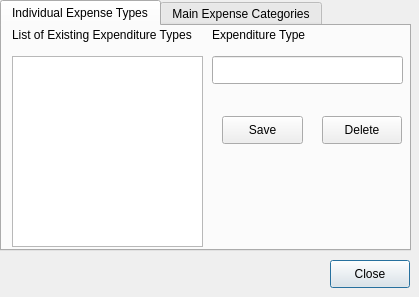
Qt form open-ihm/gui/designs/ui_expendituretypes.ui (snim2mirror/openihm) before a commit.
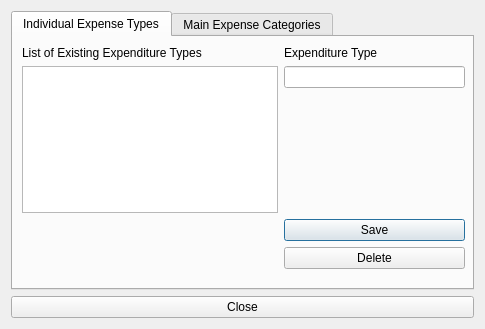
The same form after that commit. The open tabs and pages were chosen to show the change.

Commit message: Refactoring: common mdiClose() method moved into a mixin.

The edit to the form file:
```diff
--- a/open-ihm/gui/designs/ui_expendituretypes.ui
+++ b/open-ihm/gui/designs/ui_expendituretypes.ui
@@ -6,8 +6,8 @@
    <rect>
     <x>0</x>
     <y>0</y>
-    <width>419</width>
-    <height>297</height>
+    <width>485</width>
+    <height>329</height>
    </rect>
   </property>
   <property name="minimumSize">
@@ -18,141 +18,117 @@
   </property>
   <property name="maximumSize">
    <size>
-    <width>419</width>
+    <width>1677215</width>
     <height>16777215</height>
    </size>
   </property>
   <property name="windowTitle">
    <string>Manage Expenditure Types</string>
   </property>
-  <widget class="QPushButton" name="btnExpenditureClose">
-   <property name="geometry">
-    <rect>
-     <x>330</x>
-     <y>260</y>
-     <width>80</width>
-     <height>28</height>
-    </rect>
-   </property>
-   <property name="text">
-    <string>Close</string>
-   </property>
-  </widget>
+  <layout class="QGridLayout" name="gridLayout">
+   <item row="0" column="0">
   <widget class="QTabWidget" name="expenseCategoryListView">
-   <property name="geometry">
-    <rect>
-     <x>0</x>
-     <y>0</y>
-     <width>411</width>
-     <height>251</height>
-    </rect>
-   </property>
    <property name="currentIndex">
-    <number>1</number>
+      <number>0</number>
    </property>
    <widget class="QWidget" name="tab">
     <attribute name="title">
      <string>Individual Expense Types</string>
     </attribute>
-    <widget class="QLabel" name="label_2">
+      <widget class="QFrame" name="frame">
      <property name="geometry">
       <rect>
-       <x>210</x>
+         <x>0</x>
        <y>0</y>
-       <width>111</width>
-       <height>18</height>
-      </rect>
-     </property>
-     <property name="text">
-      <string>Expenditure Type</string>
-     </property>
-    </widget>
-    <widget class="QPushButton" name="btnExpenseDelete">
-     <property name="geometry">
-      <rect>
-       <x>320</x>
-       <y>90</y>
-       <width>80</width>
-       <height>28</height>
-      </rect>
-     </property>
-     <property name="text">
-      <string>Delete</string>
-     </property>
-    </widget>
+         <width>461</width>
+         <height>241</height>
+        </rect>
+       </property>
+       <property name="sizePolicy">
+        <sizepolicy hsizetype="MinimumExpanding" vsizetype="MinimumExpanding">
+         <horstretch>0</horstretch>
+         <verstretch>0</verstretch>
+        </sizepolicy>
+       </property>
+       <property name="frameShape">
+        <enum>QFrame::NoFrame</enum>
+       </property>
+       <property name="frameShadow">
+        <enum>QFrame::Plain</enum>
+       </property>
+       <layout class="QFormLayout" name="formLayout">
+        <item row="0" column="0">
     <widget class="QLabel" name="label">
-     <property name="geometry">
-      <rect>
-       <x>10</x>
-       <y>0</y>
-       <width>191</width>
-       <height>18</height>
-      </rect>
-     </property>
      <property name="text">
       <string>List of Existing Expenditure Types</string>
      </property>
     </widget>
-    <widget class="QLineEdit" name="txtExpenseType">
-     <property name="geometry">
-      <rect>
-       <x>210</x>
-       <y>30</y>
-       <width>191</width>
-       <height>28</height>
-      </rect>
-     </property>
-    </widget>
-    <widget class="QPushButton" name="btnExpenseSave">
-     <property name="geometry">
-      <rect>
-       <x>220</x>
-       <y>90</y>
-       <width>81</width>
-       <height>28</height>
-      </rect>
-     </property>
+        </item>
+        <item row="0" column="1">
+         <widget class="QLabel" name="label_2">
      <property name="text">
-      <string>Save</string>
-     </property>
-    </widget>
+           <string>Expenditure Type</string>
+          </property>
+         </widget>
+        </item>
+        <item row="1" column="0">
     <widget class="QListView" name="expenseTypeListView">
-     <property name="geometry">
-      <rect>
-       <x>10</x>
-       <y>30</y>
-       <width>191</width>
-       <height>191</height>
-      </rect>
-     </property>
      <property name="alternatingRowColors">
       <bool>true</bool>
      </property>
+         </widget>
+        </item>
+        <item row="1" column="1">
+         <widget class="QLineEdit" name="txtExpenseType"/>
+        </item>
+        <item row="2" column="1">
+         <widget class="QPushButton" name="btnExpenseSave">
+          <property name="text">
+           <string>Save</string>
+          </property>
+         </widget>
+        </item>
+        <item row="3" column="1">
+         <widget class="QPushButton" name="btnExpenseDelete">
+          <property name="text">
+           <string>Delete</string>
+          </property>
+         </widget>
+        </item>
+       </layout>
     </widget>
    </widget>
    <widget class="QWidget" name="tab_2">
     <attribute name="title">
      <string>Main Expense Categories</string>
     </attribute>
-    <widget class="QListView" name="expenditureCategorylistView">
+      <widget class="QFrame" name="frame_2">
      <property name="geometry">
       <rect>
-       <x>10</x>
-       <y>30</y>
-       <width>191</width>
-       <height>191</height>
-      </rect>
-     </property>
-     <property name="alternatingRowColors">
-      <bool>true</bool>
-     </property>
-    </widget>
+         <x>0</x>
+         <y>0</y>
+         <width>461</width>
+         <height>241</height>
+        </rect>
+       </property>
+       <property name="sizePolicy">
+        <sizepolicy hsizetype="MinimumExpanding" vsizetype="MinimumExpanding">
+         <horstretch>0</horstretch>
+         <verstretch>0</verstretch>
+        </sizepolicy>
+       </property>
+       <property name="frameShape">
+        <enum>QFrame::NoFrame</enum>
+       </property>
+       <property name="frameShadow">
+        <enum>QFrame::Raised</enum>
+       </property>
     <widget class="QPushButton" name="btnCategorySave">
      <property name="geometry">
       <rect>
-       <x>220</x>
-       <y>90</y>
-       <width>81</width>
+          <x>271</x>
+          <y>170</y>
+          <width>85</width>
        <height>28</height>
       </rect>
      </property>
@@ -163,9 +139,9 @@
     <widget class="QLabel" name="label_3">
      <property name="geometry">
       <rect>
-       <x>210</x>
-       <y>0</y>
-       <width>111</width>
+          <x>271</x>
+          <y>9</y>
+          <width>128</width>
        <height>18</height>
       </rect>
      </property>
@@ -173,25 +149,12 @@
       <string>Expenditure Type</string>
      </property>
     </widget>
-    <widget class="QLabel" name="label_4">
-     <property name="geometry">
-      <rect>
-       <x>10</x>
-       <y>0</y>
-       <width>191</width>
-       <height>18</height>
-      </rect>
-     </property>
-     <property name="text">
-      <string>List of Existing Expenditure Types</string>
-     </property>
-    </widget>
     <widget class="QPushButton" name="btnCategoryDelete">
      <property name="geometry">
       <rect>
-       <x>320</x>
-       <y>90</y>
-       <width>80</width>
+          <x>271</x>
+          <y>204</y>
+          <width>85</width>
        <height>28</height>
       </rect>
      </property>
@@ -199,18 +162,54 @@
       <string>Delete</string>
      </property>
     </widget>
+       <widget class="QListView" name="expenditureCategorylistView">
+        <property name="geometry">
+         <rect>
+          <x>9</x>
+          <y>33</y>
+          <width>256</width>
+          <height>201</height>
+         </rect>
+        </property>
+        <property name="alternatingRowColors">
+         <bool>true</bool>
+        </property>
+       </widget>
     <widget class="QLineEdit" name="txtCategory">
      <property name="geometry">
       <rect>
-       <x>210</x>
-       <y>30</y>
-       <width>191</width>
+          <x>271</x>
+          <y>33</y>
+          <width>163</width>
        <height>28</height>
       </rect>
      </property>
     </widget>
-   </widget>
-  </widget>
+       <widget class="QLabel" name="label_4">
+        <property name="geometry">
+         <rect>
+          <x>9</x>
+          <y>9</y>
+          <width>248</width>
+          <height>18</height>
+         </rect>
+        </property>
+        <property name="text">
+         <string>List of Existing Expenditure Types</string>
+        </property>
+       </widget>
+      </widget>
+     </widget>
+    </widget>
+   </item>
+   <item row="1" column="0">
+    <widget class="QPushButton" name="btnExpenditureClose">
+     <property name="text">
+      <string>Close</string>
+     </property>
+    </widget>
+   </item>
+  </layout>
  </widget>
  <tabstops>
   <tabstop>expenseCategoryListView</tabstop>
```
Left out of the diff: 108 changed lines with no effect on the pictures. Lines whose indentation alone changed are shown as unchanged. The commit also changes 62 other files.
